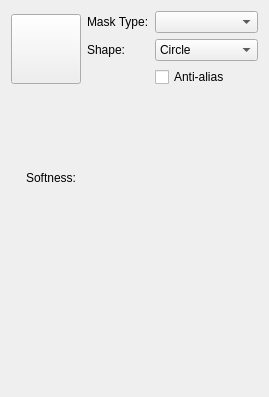
First picture: the form in plugins/paintops/libpaintop/forms/wdgautobrush.ui, repository KDE/krita, before the edit.
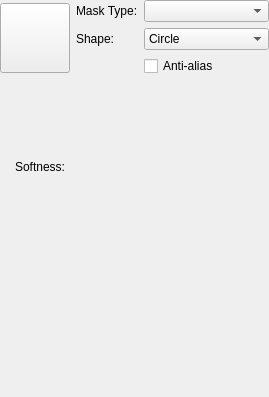
Second picture: the form after the edit. Custom widgets are drawn as their Qt base class.

The edit to the form file:
```diff
--- a/plugins/paintops/libpaintop/forms/wdgautobrush.ui
+++ b/plugins/paintops/libpaintop/forms/wdgautobrush.ui
@@ -17,6 +17,18 @@
    </size>
   </property>
   <layout class="QVBoxLayout" name="verticalLayout">
+   <property name="leftMargin">
+    <number>0</number>
+   </property>
+   <property name="topMargin">
+    <number>0</number>
+   </property>
+   <property name="rightMargin">
+    <number>0</number>
+   </property>
+   <property name="bottomMargin">
+    <number>0</number>
+   </property>
    <item>
     <layout class="QHBoxLayout" name="horizontalLayout">
      <item>
```
